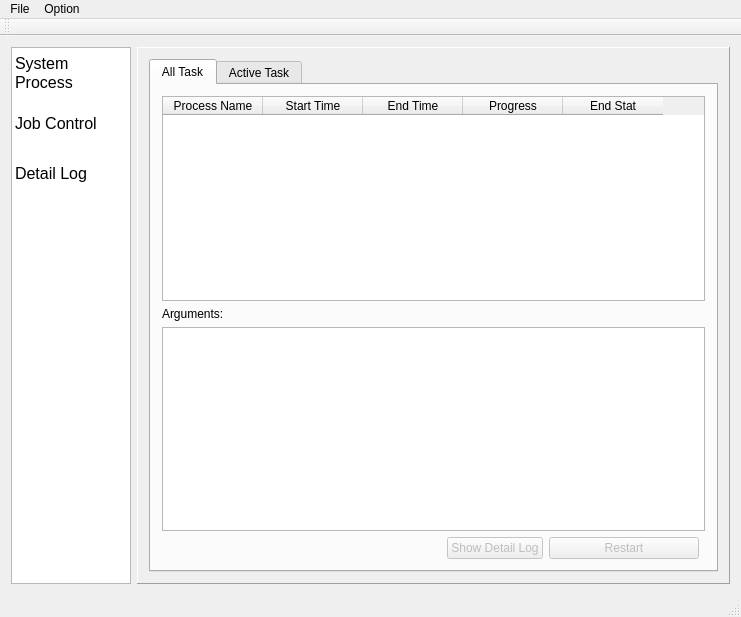
Above: qjdprocessmainwindow.ui from xtfllbl/qjdprocess before the change. Below: the same form after it.
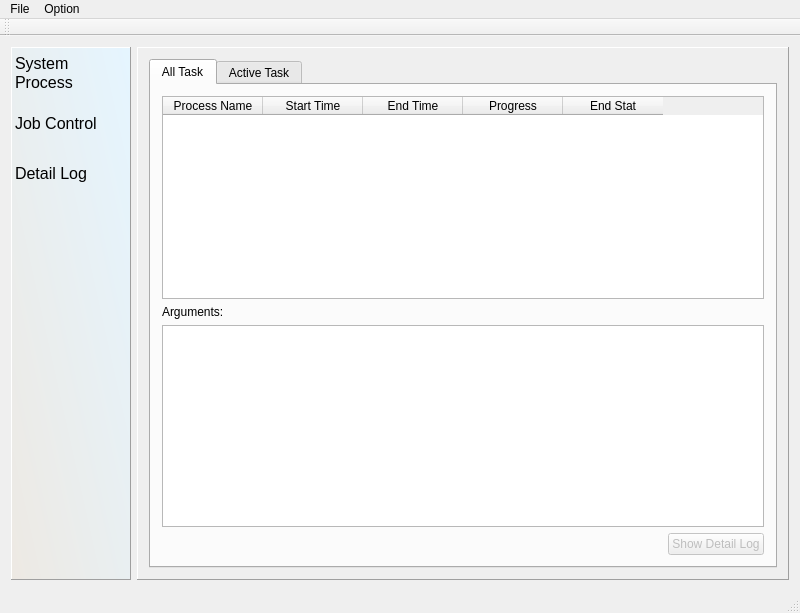
That is the form after the change. Icons and pictures are not drawn.

```diff
--- a/qjdprocessmainwindow.ui
+++ b/qjdprocessmainwindow.ui
@@ -6,10 +6,16 @@
    <rect>
     <x>0</x>
     <y>0</y>
-    <width>741</width>
-    <height>617</height>
+    <width>800</width>
+    <height>613</height>
    </rect>
   </property>
+  <property name="sizePolicy">
+   <sizepolicy hsizetype="Fixed" vsizetype="Fixed">
+    <horstretch>0</horstretch>
+    <verstretch>0</verstretch>
+   </sizepolicy>
+  </property>
   <property name="focusPolicy">
    <enum>Qt::StrongFocus</enum>
   </property>
@@ -343,7 +349,9 @@
             <string>All Task</string>
            </attribute>
            <layout class="QGridLayout" name="gridLayout_2">
-            <item row="0" column="0" colspan="4">
+            <item row="0" column="0">
+             <layout class="QVBoxLayout" name="verticalLayout">
+              <item>
              <widget class="QTableWidget" name="historyTable">
               <property name="styleSheet">
                <string notr="true">gridline-color: rgb(200, 200, 200);
@@ -392,21 +400,54 @@
               </column>
              </widget>
             </item>
-            <item row="1" column="0">
+              <item>
+               <layout class="QHBoxLayout" name="horizontalLayout">
+                <item>
              <widget class="QLabel" name="label_2">
+                  <property name="maximumSize">
+                   <size>
+                    <width>100</width>
+                    <height>16777215</height>
+                   </size>
+                  </property>
               <property name="text">
                <string>Arguments:</string>
               </property>
              </widget>
             </item>
-            <item row="2" column="0" colspan="4">
+                <item>
+                 <widget class="QLabel" name="labelArguFileName">
+                  <property name="sizePolicy">
+                   <sizepolicy hsizetype="Expanding" vsizetype="Preferred">
+                    <horstretch>0</horstretch>
+                    <verstretch>0</verstretch>
+                   </sizepolicy>
+                  </property>
+                  <property name="minimumSize">
+                   <size>
+                    <width>400</width>
+                    <height>0</height>
+                   </size>
+                  </property>
+                  <property name="text">
+                   <string/>
+                  </property>
+                 </widget>
+                </item>
+               </layout>
+              </item>
+              <item>
              <widget class="QTextBrowser" name="historyArguBrowser">
               <property name="enabled">
                <bool>true</bool>
               </property>
              </widget>
             </item>
-            <item row="3" column="0">
+             </layout>
+            </item>
+            <item row="1" column="0">
+             <layout class="QHBoxLayout" name="horizontalLayout_3">
+              <item>
              <spacer name="horizontalSpacer">
               <property name="orientation">
                <enum>Qt::Horizontal</enum>
@@ -419,27 +460,7 @@
               </property>
              </spacer>
             </item>
-            <item row="3" column="2">
-             <widget class="QPushButton" name="btnRestart">
-              <property name="enabled">
-               <bool>false</bool>
-              </property>
-              <property name="minimumSize">
-               <size>
-                <width>150</width>
-                <height>0</height>
-               </size>
-              </property>
-              <property name="text">
-               <string>Restart</string>
-              </property>
-              <property name="icon">
-               <iconset resource="image.qrc">
-                <normaloff>:/image/use/object-rotate-right.png</normaloff>:/image/use/object-rotate-right.png</iconset>
-              </property>
-             </widget>
-            </item>
-            <item row="3" column="1">
+              <item>
              <widget class="QPushButton" name="btnShowLog">
               <property name="enabled">
                <bool>false</bool>
@@ -454,6 +475,8 @@
              </widget>
             </item>
            </layout>
+            </item>
+           </layout>
           </widget>
           <widget class="QWidget" name="tabActiveTask">
            <attribute name="title">
@@ -537,6 +560,12 @@
     </item>
     <item row="0" column="0">
      <widget class="QTableWidget" name="tableChoose">
+      <property name="minimumSize">
+       <size>
+        <width>120</width>
+        <height>0</height>
+       </size>
+      </property>
       <property name="maximumSize">
        <size>
         <width>120</width>
@@ -548,6 +577,15 @@
         <pointsize>12</pointsize>
        </font>
       </property>
+      <property name="styleSheet">
+       <string notr="true">background-color: qlineargradient(spread:pad, x1:1, y1:0, x2:0, y2:0.988636, stop:0 rgba(229, 245, 255, 255), stop:1 rgba(237, 233, 227, 255));</string>
+      </property>
+      <property name="frameShape">
+       <enum>QFrame::Panel</enum>
+      </property>
+      <property name="frameShadow">
+       <enum>QFrame::Raised</enum>
+      </property>
       <property name="selectionMode">
        <enum>QAbstractItemView::SingleSelection</enum>
       </property>
@@ -654,7 +692,7 @@
          <normaloff>:/image/use/format-justify-fill.png</normaloff>:/image/use/format-justify-fill.png</iconset>
        </property>
        <property name="flags">
-        <set>ItemIsSelectable|ItemIsEnabled</set>
+        <set>NoItemFlags</set>
        </property>
       </item>
      </widget>
@@ -666,7 +704,7 @@
     <rect>
      <x>0</x>
      <y>0</y>
-     <width>741</width>
+     <width>800</width>
      <height>28</height>
     </rect>
    </property>
```
Left out of the diff: 109 changed lines with no effect on the pictures. Lines whose indentation alone changed are shown as unchanged.
